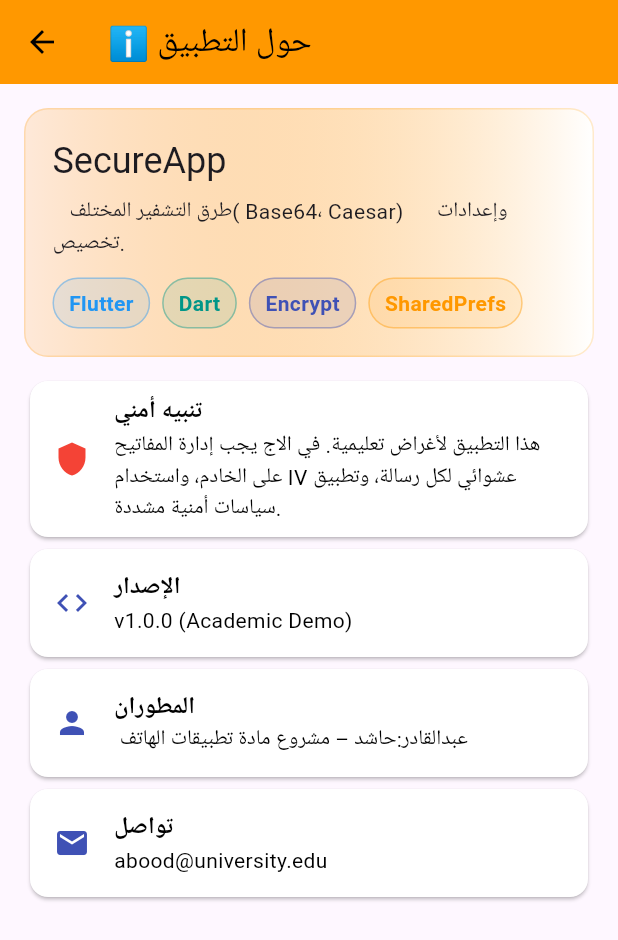
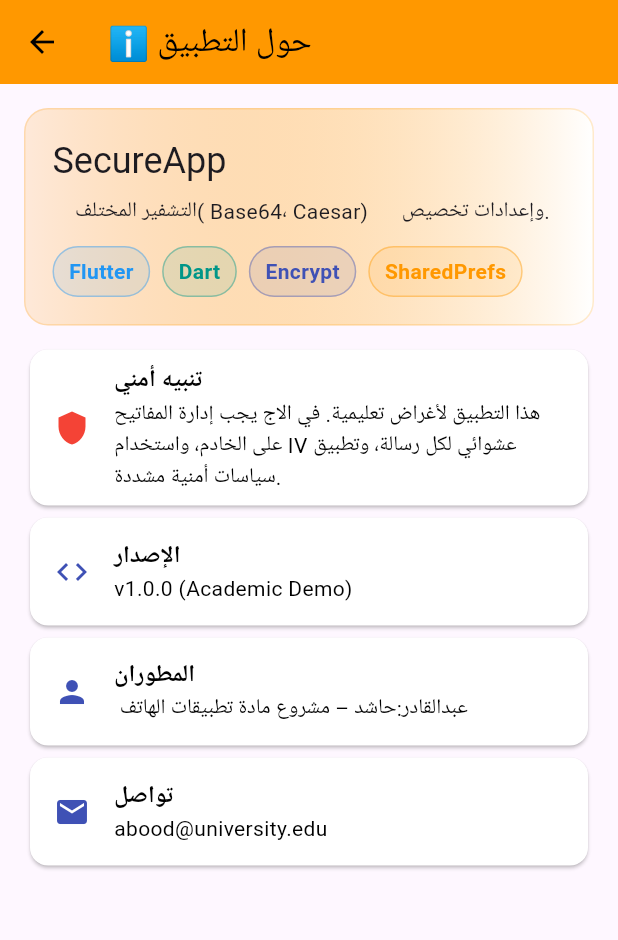
Before and after one commit to hashedalmaswi/my-project, a Flutter app: the AboutPage screen opened directly, on a phone screen of 412 x 824 dp. Shown: the top 940 px of the screen. Run offline on Flutter 3.47's test engine with Material 3 defaults, Android fonts, the phone set to English and light mode, and no system bars; our stand-ins replace shared_preferences; missing offline and left inert: encrypt; accounts and stored records are empty.

```diff
--- a/lib/about_page.dart
+++ b/lib/about_page.dart
@@ -50,7 +50,7 @@
                 Text('SecureApp', style: Theme.of(context).textTheme.headlineSmall),
                 const SizedBox(height: 8),
                 const Text(
-                  '   طرق التشفير المختلف( Base64، Caesar) '
+                  '    التشفير المختلف( Base64، Caesar) '
                       '     وإعدادات تخصيص.',
                 ),
                 const SizedBox(height: 12),
```
